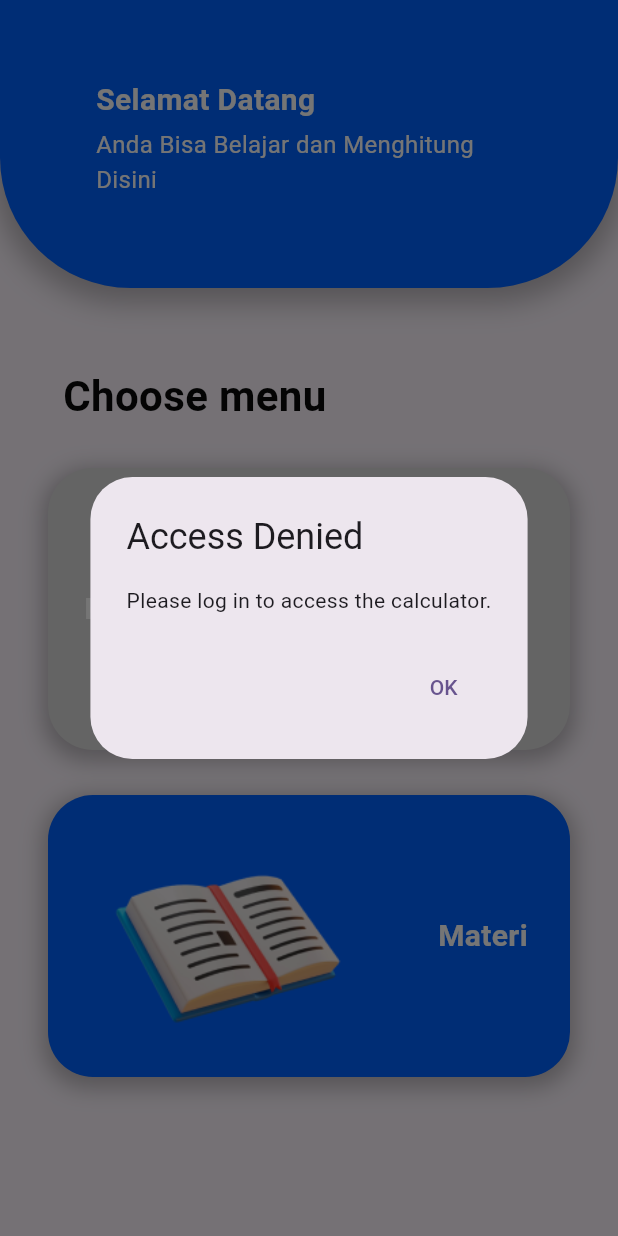
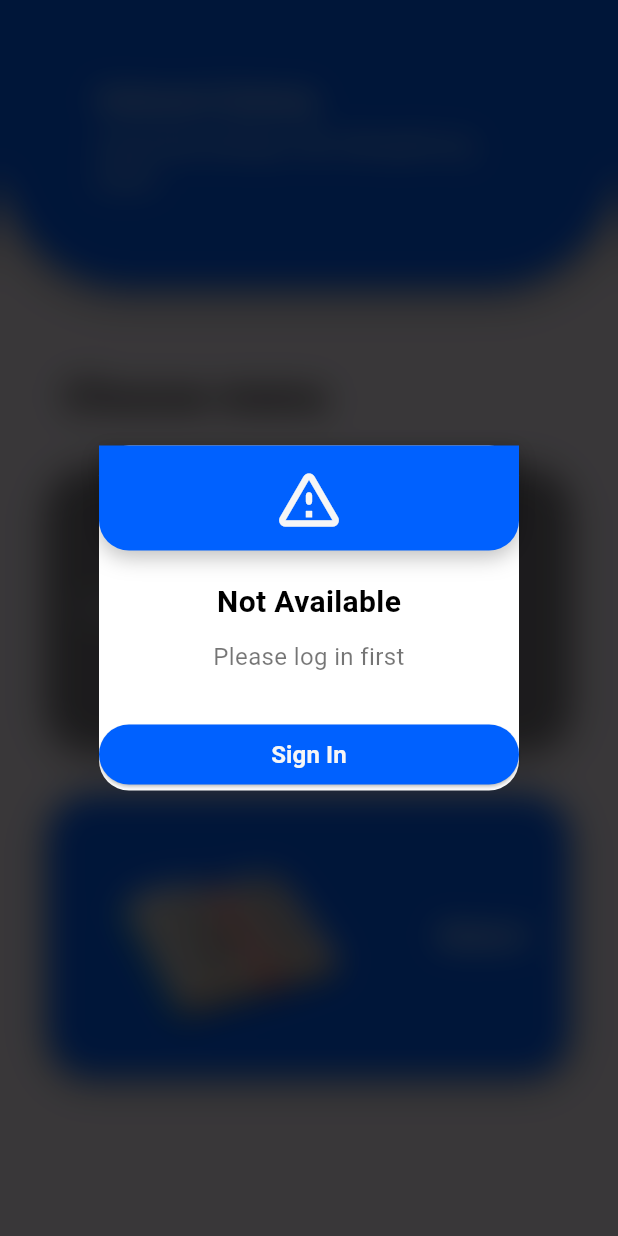
Before and after one commit to DesrielKiki/sunco_physics, a Flutter app: the HomeScreen screen opened by its route, after a tap on "Kalkulator", on a phone screen of 412 x 824 dp. Run offline on Flutter 3.47's test engine with Material 3 defaults, Android fonts, the phone set to English and light mode, and no system bars; our stand-ins replace cloud_firestore, firebase_auth, firebase_core, shared_preferences; accounts and stored records are empty.

Commit message:
:hammer: create alert dialog for guest in home

```diff
--- a/lib/presentation/screen/home/home_screen.dart
+++ b/lib/presentation/screen/home/home_screen.dart
@@ -1,3 +1,4 @@
+import 'dart:ui';
 import 'package:flutter/material.dart';
 import 'package:sunco_physics/presentation/theme/color_config.dart';
 
@@ -10,37 +11,134 @@ class HomeScreen extends StatefulWidget {
 
 class _HomeScreenState extends State<HomeScreen> {
   bool isLoggedIn = false;
+  bool showBlurOverlay = false;
 
   void _showAlertDialog() {
+    setState(() {
+      showBlurOverlay = true;
+    });
+
     showDialog(
       context: context,
       builder: (BuildContext context) {
-        return AlertDialog(
-          title: const Text("Access Denied"),
-          content: const Text("Please log in to access the calculator."),
-          actions: [
-            TextButton(
-              onPressed: () => Navigator.pop(context),
-              child: const Text("OK"),
+        return Stack(
+          children: [
+            BackdropFilter(
+              filter: ImageFilter.blur(sigmaX: 10, sigmaY: 10),
+              child: Container(
+                color: Colors.black.withOpacity(0.3),
+              ),
+            ),
+            AlertDialog(
+              backgroundColor: Colors.white,
+              shape: RoundedRectangleBorder(
+                borderRadius: BorderRadius.circular(20),
+              ),
+              contentPadding: EdgeInsets.zero,
+              content: Container(
+                constraints: BoxConstraints(
+                  maxWidth: MediaQuery.of(context).size.width * 0.9,
+                ),
+                child: Column(
+                  mainAxisSize: MainAxisSize.min,
+                  children: [
+                    Container(
+                      width: double.infinity,
+                      decoration: const BoxDecoration(
+                        color: ColorConfig.darkBlue,
+                        borderRadius: BorderRadius.only(
+                            bottomLeft: Radius.circular(20),
+                            bottomRight: Radius.circular(20)),
+                        boxShadow: [
+                          BoxShadow(
+                            color: Colors.black26,
+                            blurRadius: 12.0,
+                            offset: Offset(0, 4),
+                          ),
+                        ],
+                      ),
+                      child: const Padding(
+                        padding: EdgeInsets.symmetric(vertical: 10.0),
+                        child: Icon(
+                          Icons.warning_amber_rounded,
+                          color: ColorConfig.onPrimaryColor,
+                          size: 50,
+                        ),
+                      ),
+                    ),
+                    const SizedBox(height: 20),
+                    const Text(
+                      "Not Available",
+                      style: TextStyle(
+                        fontSize: 20,
+                        fontWeight: FontWeight.bold,
+                        color: Colors.black,
+                      ),
+                    ),
+                    const SizedBox(height: 10),
+                    const Text(
+                      "Please log in first",
+                      style: TextStyle(
+                        fontSize: 16,
+                        color: Colors.black54,
+                      ),
+                      textAlign: TextAlign.center,
+                    ),
+                    const SizedBox(height: 30),
+                    ElevatedButton(
+                      onPressed: () {
+                        setState(() {
+                          showBlurOverlay = false;
+                        });
+                        Navigator.pop(context);
+                      },
+                      style: ElevatedButton.styleFrom(
+                        backgroundColor: ColorConfig.darkBlue,
+                        shape: RoundedRectangleBorder(
+                          borderRadius: BorderRadius.circular(30),
+                        ),
+                      ),
+                      child: const SizedBox(
+                        width: double.infinity,
+                        child: Text(
+                          "Sign In",
+                          textAlign: TextAlign.center,
+                          style: TextStyle(
+                            fontSize: 16,
+                            color: ColorConfig.onPrimaryColor,
+                            fontWeight: FontWeight.bold,
+                          ),
+                        ),
+                      ),
+                    ),
+                  ],
+                ),
+              ),
             ),
           ],
         );
       },
-    );
+    ).then((_) {
+      setState(() {
+        showBlurOverlay = false;
+      });
+    });
   }
 
   @override
   Widget build(BuildContext context) {
     return Scaffold(
-      body: Column(
+      body: Stack(
+        children: [
+          Column(
             mainAxisAlignment: MainAxisAlignment.start,
             crossAxisAlignment: CrossAxisAlignment.start,
             children: [
               Container(
                 width: double.infinity,
                 height: 192.0,
-            padding:
-                const EdgeInsets.symmetric(horizontal: 64.0, vertical: 52.0),
+                padding: const EdgeInsets.symmetric(
+                    horizontal: 64.0, vertical: 52.0),
                 decoration: const BoxDecoration(
                   color: ColorConfig.darkBlue,
                   borderRadius: BorderRadius.only(
@@ -104,7 +202,9 @@ class _HomeScreenState extends State<HomeScreen> {
                   margin: const EdgeInsets.symmetric(horizontal: 32.0),
                   padding: const EdgeInsets.symmetric(horizontal: 24.0),
                   decoration: BoxDecoration(
-                color: isLoggedIn ? ColorConfig.darkBlue : ColorConfig.grey,
+                    color: isLoggedIn
+                        ? ColorConfig.darkBlue
+                        : ColorConfig.darkGrey,
                     borderRadius: const BorderRadius.all(
                       Radius.circular(30.0),
                     ),
@@ -120,8 +220,10 @@ class _HomeScreenState extends State<HomeScreen> {
                   child: Row(
                     mainAxisAlignment: MainAxisAlignment.start,
                     children: [
-                  const Expanded(
-                    child: Text(
+                      Expanded(
+                        child: Opacity(
+                          opacity: isLoggedIn ? 1.0 : 0.5,
+                          child: const Text(
                             'Kalkulator',
                             style: TextStyle(
                               fontSize: 20,
@@ -131,8 +233,12 @@ class _HomeScreenState extends State<HomeScreen> {
                             textAlign: TextAlign.start,
                           ),
                         ),
+                      ),
                       Image.asset(
                         'assets/ic_kalkulator.png',
+                        opacity: AlwaysStoppedAnimation(
+                          isLoggedIn ? 1.0 : 0.5,
+                        ),
                       ),
                     ],
                   ),
@@ -186,6 +292,15 @@ class _HomeScreenState extends State<HomeScreen> {
               ),
             ],
           ),
+          if (showBlurOverlay)
+            BackdropFilter(
+              filter: ImageFilter.blur(sigmaX: 5.0, sigmaY: 5.0),
+              child: Container(
+                color: Colors.black.withOpacity(0.3),
+              ),
+            ),
+        ],
+      ),
     );
   }
 }
--- a/lib/presentation/theme/color_config.dart
+++ b/lib/presentation/theme/color_config.dart
@@ -8,6 +8,7 @@ class ColorConfig {
   static const Color softCyan = Color(0xff60EFFF);
   static const Color darkBlue = Color(0xff0061FF);
   static const Color grey = Color(0xffD9D9D9);
+  static const Color darkGrey = Color(0xff7D7B80);
   static const Color redWarning = Color(0xffFF0000);
   static const LinearGradient gradientBrand = LinearGradient(colors: [
     darkBlue,
```
Also changed, not shown: lib/presentation/navigation/home_navigation.dart (line endings or trailing spaces). Lines whose indentation alone changed are shown as unchanged.
